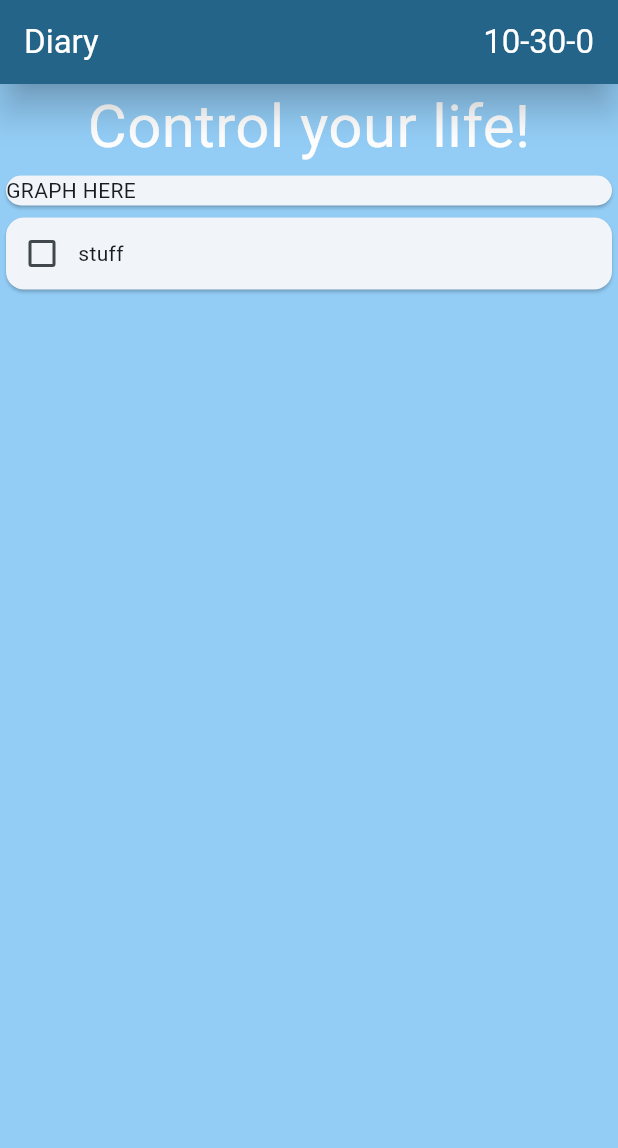
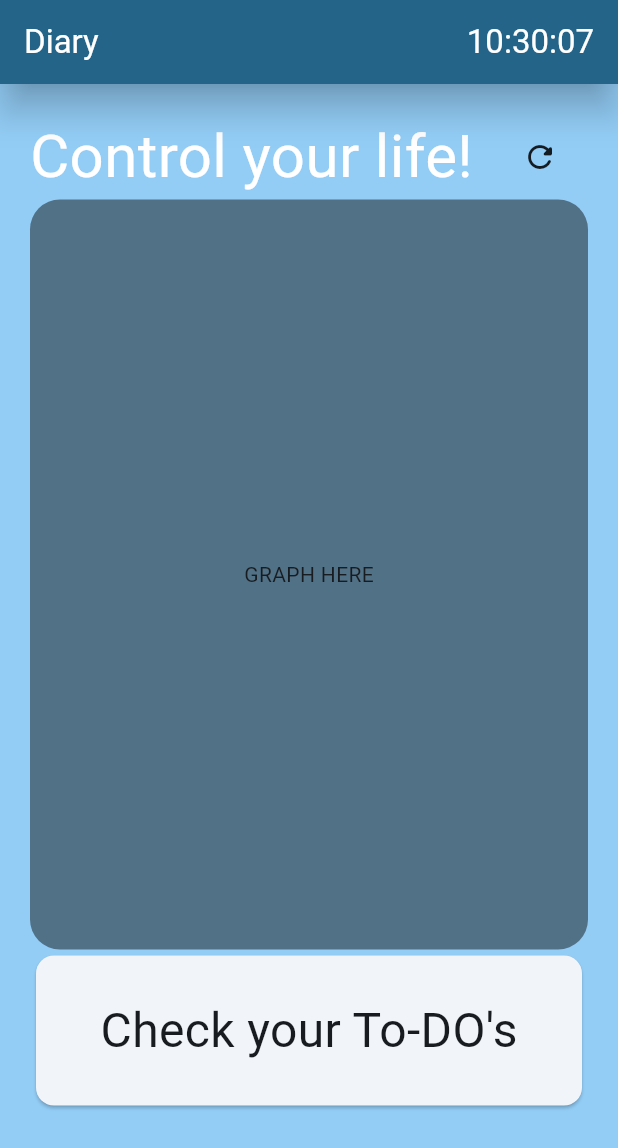
Before and after one commit to PauloBDev/diary, a Flutter app: the screen it shows after launch, on a phone screen of 412 x 824 dp. Shown: the top 1148 px of the screen. Run offline on Flutter 3.47's test engine with Material 3 defaults, Android fonts, the phone set to English and light mode, and no system bars; our stand-ins replace bloc, flutter_bloc.

```diff
--- /dev/null
+++ b/lib/bloc/to_do_list_bloc.dart
@@ -0,0 +1,14 @@
+import 'package:bloc/bloc.dart';
+import 'package:meta/meta.dart';
+import 'package:http/http.dart' as https;
+
+part 'to_do_list_event.dart';
+part 'to_do_list_state.dart';
+
+class ToDoListBloc extends Bloc<ToDoListGetData, ToDoListState> {
+  ToDoListBloc() : super(ToDoListInitial()) {
+    on<ToDoListGetData>((event, emit) {
+      https.get(Uri.parse('https://dummyjson.com/todos'));
+    });
+  }
+}
--- /dev/null
+++ b/lib/bloc/to_do_list_event.dart
@@ -0,0 +1,4 @@
+part of 'to_do_list_bloc.dart';
+
+@immutable
+sealed class ToDoListGetData {}
--- /dev/null
+++ b/lib/bloc/to_do_list_state.dart
@@ -0,0 +1,6 @@
+part of 'to_do_list_bloc.dart';
+
+@immutable
+sealed class ToDoListState {}
+
+final class ToDoListInitial extends ToDoListState {}
--- a/lib/components/homepageTasksCard.dart
+++ /dev/null
@@ -1,19 +0,0 @@
-import 'package:flutter/material.dart';
-
-class HomePageCard extends StatelessWidget {
-  const HomePageCard({super.key});
-  @override
-  Widget build(BuildContext context) {
-    return Card(
-      child: Row(
-        children: [
-          Checkbox(
-            value: false,
-            onChanged: (value) {},
-          ),
-          const Text('stuff')
-        ],
-      ),
-    );
-  }
-}
--- a/lib/main.dart
+++ b/lib/main.dart
@@ -1,5 +1,11 @@
-import 'package:diary/components/homepageTasksCard.dart';
+import 'package:diary/bloc/to_do_list_bloc.dart';
+import 'package:diary/to_do_list_page.dart';
+import 'package:diary/widgets/clock_widget.dart';
+import 'package:flutter/cupertino.dart';
 import 'package:flutter/material.dart';
+import 'package:flutter/widgets.dart';
+import 'package:flutter_bloc/flutter_bloc.dart';
+import 'package:http/http.dart' as http;
 
 void main() {
   runApp(const MyApp());
@@ -11,9 +17,15 @@ class MyApp extends StatelessWidget {
   // This widget is the root of your application.
   @override
   Widget build(BuildContext context) {
-    return MaterialApp(
+    return MultiBlocProvider(
+      providers: [
+        BlocProvider(
+          create: (context) => ToDoListBloc(),
+        )
+      ],
+      child: MaterialApp(
         debugShowCheckedModeBanner: false,
-      title: 'Flutter Demo',
+        title: 'Diary',
         theme: ThemeData(
           colorScheme: ColorScheme.fromSeed(
               seedColor: const Color(0x00005073),
@@ -21,6 +33,7 @@ class MyApp extends StatelessWidget {
           useMaterial3: true,
         ),
         home: MyHomePage(title: 'Diary', time: DateTime.now()),
+      ),
     );
   }
 }
@@ -49,13 +62,15 @@ class _MyHomePageState extends State<MyHomePage> {
             widget.title,
             style: const TextStyle(color: Colors.white),
           ),
-          Text(
-            '${widget.time.hour}-${widget.time.minute}-${widget.time.second}',
-            style: const TextStyle(color: Colors.white),
-          )
+          const ClockWidget(optionTime: TimeOption.time)
         ]),
       ),
-      body: Column(
+      body: Container(
+        padding: const EdgeInsets.all(20),
+        child: Column(
+          children: [
+            Row(
+              mainAxisAlignment: MainAxisAlignment.spaceBetween,
               children: [
                 const Center(
                   child: FittedBox(
@@ -66,12 +81,51 @@ class _MyHomePageState extends State<MyHomePage> {
                     ),
                   ),
                 ),
+                MouseRegion(
+                  cursor: SystemMouseCursors.click,
+                  child: GestureDetector(
+                    onTap: () {},
+                    child: Container(
+                        padding: const EdgeInsets.only(right: 20.0),
+                        child: const Icon(Icons.refresh_rounded)),
+                  ),
+                )
+              ],
+            ),
             Container(
               width: double.infinity,
-            child: Card(child: Text('GRAPH HERE')),
+              decoration: const BoxDecoration(
+                  color: Colors.black45,
+                  borderRadius: BorderRadius.all(Radius.circular(20))),
+              height: 500,
+              child: const Center(
+                child: Text('GRAPH HERE'),
               ),
-          const HomePageCard()
+            ),
+            MouseRegion(
+              cursor: SystemMouseCursors.click,
+              child: GestureDetector(
+                onTap: () => Navigator.of(context).push(MaterialPageRoute(
+                    builder: (context) => ToDoListPage(
+                          title: widget.title,
+                          time: widget.time,
+                        ))),
+                child: const Card(
+                  child: SizedBox(
+                    width: double.infinity,
+                    height: 100,
+                    child: Center(
+                      child: Text(
+                        "Check your To-DO's",
+                        style: TextStyle(fontSize: 32),
+                      ),
+                    ),
+                  ),
+                ),
+              ),
+            ),
           ],
+        ),
       ),
     );
   }
--- /dev/null
+++ b/lib/widgets/clock_widget.dart
@@ -0,0 +1,27 @@
+import 'package:flutter/material.dart';
+import 'package:intl/intl.dart';
+
+enum TimeOption { date, time, all }
+
+class ClockWidget extends StatelessWidget {
+  const ClockWidget({super.key, required this.optionTime});
+  final TimeOption optionTime;
+
+  @override
+  Widget build(BuildContext context) {
+    return StreamBuilder(
+      stream: Stream.periodic(const Duration(seconds: 1)),
+      builder: (context, snapshot) {
+        return Text(
+          DateFormat(optionTime == TimeOption.date
+                  ? 'MM/dd/yyyy'
+                  : optionTime == TimeOption.time
+                      ? 'hh:mm:ss'
+                      : 'MM/dd/yyyy hh:mm:ss')
+              .format(DateTime.now()),
+          style: TextStyle(color: Colors.white),
+        );
+      },
+    );
+  }
+}
--- a/pubspec.yaml
+++ b/pubspec.yaml
@@ -35,6 +35,9 @@ dependencies:
   # The following adds the Cupertino Icons font to your application.
   # Use with the CupertinoIcons class for iOS style icons.
   cupertino_icons: ^1.0.6
+  http: ^1.2.2
+  flutter_bloc: ^8.1.6
+  intl: ^0.19.0
 
 dev_dependencies:
   flutter_test:
```
Also changed, not shown: lib/to_do_list_page.dart (added, +53 -0 lines), pubspec.lock. Lines whose indentation alone changed are shown as unchanged.
